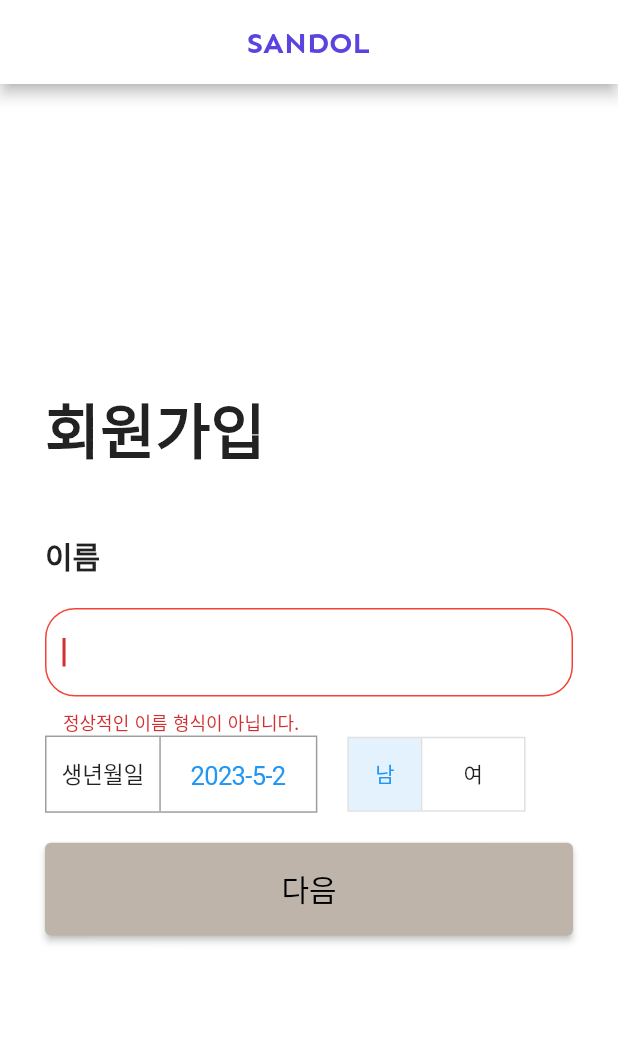
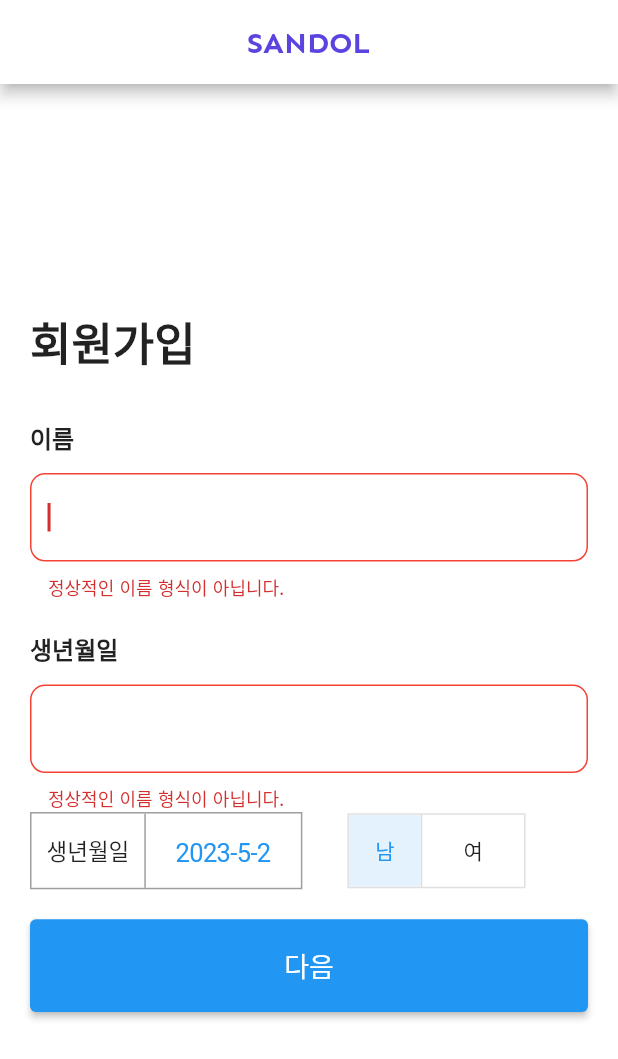
Before and after one commit to jeonghb/BudgetBuddyApp, a Flutter app: the UserRegistCheck screen opened directly, on a phone screen of 412 x 824 dp. Shown: the top 1059 px of the screen. Run offline on Flutter 3.47's test engine with Material 2 defaults, Android fonts, the phone set to English and light mode, and no system bars; our stand-ins replace flutter_screenutil, google_fonts; network calls fail; statements that could not run were skipped.

Commit message:
230502_자잘한 수정

```diff
--- a/App/lib/LogIn.dart
+++ b/App/lib/LogIn.dart
@@ -68,7 +68,7 @@ class _LogInPage extends State<LogInPage> {
                       TextFormField(
                         decoration: InputDecoration(hintText: '아이디를 입력해주세요.',
                           focusedBorder: OutlineInputBorder(
-                            borderRadius: BorderRadius.all(Radius.circular(20)),
+                            borderRadius: BorderRadius.all(Radius.circular(10)),
                             borderSide: BorderSide(color: Color.fromARGB(255, 90, 68, 223))
                           ),
                           hintStyle: TextStyle(
@@ -77,7 +77,7 @@ class _LogInPage extends State<LogInPage> {
                             ),
                           prefixIcon: Image.asset('assets/images/ID1.png'),
                           enabledBorder: OutlineInputBorder(
-                            borderRadius: BorderRadius.all(Radius.circular(20)),
+                            borderRadius: BorderRadius.all(Radius.circular(10)),
                             borderSide: BorderSide(color: Color.fromARGB(255, 90, 68, 223))
                           ),
                           filled: true,
@@ -93,7 +93,7 @@ class _LogInPage extends State<LogInPage> {
                       TextFormField(
                         decoration: InputDecoration(hintText: '비밀번호를 입력해주세요.',
                             focusedBorder: OutlineInputBorder(
-                            borderRadius: BorderRadius.all(Radius.circular(20)),
+                            borderRadius: BorderRadius.all(Radius.circular(10)),
                             borderSide: BorderSide(color: Color.fromARGB(255, 90, 68, 223))
                           ),
                           hintStyle: TextStyle(
@@ -102,7 +102,7 @@ class _LogInPage extends State<LogInPage> {
                           ),
                           prefixIcon: Image.asset('assets/images/PW1.png'),
                           enabledBorder: OutlineInputBorder(
-                            borderRadius: BorderRadius.all(Radius.circular(20)),
+                            borderRadius: BorderRadius.all(Radius.circular(10)),
                             borderSide: BorderSide(color: Color.fromARGB(255, 90, 68, 223))
                           ),
                           filled: true,
@@ -120,7 +120,7 @@ class _LogInPage extends State<LogInPage> {
                         children: <Widget>[
                           Checkbox(
                             activeColor: Colors.white,
-                            checkColor: Colors.black,
+                            checkColor: Color.fromARGB(255, 90, 68, 223),
                             side: MaterialStateBorderSide.resolveWith(
                               (states) => BorderSide(width: 1.0, color: Colors.grey),
                             ),
@@ -144,13 +144,13 @@ class _LogInPage extends State<LogInPage> {
                           style: TextButton.styleFrom(
                             backgroundColor: Color.fromARGB(255, 90, 68, 223),
                             shape: RoundedRectangleBorder(
-                              borderRadius: BorderRadius.circular(15),
+                              borderRadius: BorderRadius.circular(10),
                             )
                           ),
                           child: Text('로그인',
                             style: TextStyle(
                               fontWeight: FontWeight.bold,
-                              fontSize: 20,
+                              fontSize: 18,
                               color: Colors.white,
                             ),
                           ),
--- a/App/lib/UserRegistCheck.dart
+++ b/App/lib/UserRegistCheck.dart
@@ -33,7 +33,7 @@ class _UserRegistCheck extends State<UserRegistCheck> {
         backgroundColor: Colors.white,
         body: Center(
           child: Padding(
-            padding: EdgeInsets.all(30),
+            padding: EdgeInsets.all(20),
             child: SingleChildScrollView(
               child: Column(
                 crossAxisAlignment: CrossAxisAlignment.start,
@@ -41,37 +41,37 @@ class _UserRegistCheck extends State<UserRegistCheck> {
                   Text('회원가입',
                     style: TextStyle(
                       fontWeight: FontWeight.bold,
-                      fontSize: 40
+                      fontSize: 30
                     ),
                   ),
                   SizedBox(
-                    height: 40,
+                    height: 30,
                   ),
                   Text('이름',
                     style: TextStyle(
-                      fontSize: 20,
+                      fontSize: 16,
                       fontWeight: FontWeight.bold
                     ),
                   ),
                   SizedBox(
-                    height: 20,
+                    height: 12,
                   ),
                   TextFormField(
                     decoration: InputDecoration(
                       focusedBorder: OutlineInputBorder(
-                        borderRadius: BorderRadius.all(Radius.circular(20)),
+                        borderRadius: BorderRadius.all(Radius.circular(10)),
                         borderSide: BorderSide(color: Color.fromARGB(255, 90, 68, 223))
                       ),
                       enabledBorder: OutlineInputBorder(
-                        borderRadius: BorderRadius.all(Radius.circular(20)),
+                        borderRadius: BorderRadius.all(Radius.circular(10)),
                         borderSide: BorderSide(color: Color.fromARGB(255, 90, 68, 223))
                       ),
                       errorBorder: OutlineInputBorder(
-                        borderRadius: BorderRadius.all(Radius.circular(20)),
+                        borderRadius: BorderRadius.all(Radius.circular(10)),
                         borderSide: BorderSide(color: Colors.red)
                       ),
                       focusedErrorBorder: OutlineInputBorder(
-                        borderRadius: BorderRadius.all(Radius.circular(20)),
+                        borderRadius: BorderRadius.all(Radius.circular(10)),
                         borderSide: BorderSide(color: Colors.red)
                       ),
                       filled: true,
@@ -84,10 +84,51 @@ class _UserRegistCheck extends State<UserRegistCheck> {
                     textInputAction: TextInputAction.next,
                     validator: (value) { return user.nameCheck(value);},
                   ),
+                  SizedBox(
+                    height: 20,
+                  ),
+                       Text('생년월일',
+                    style: TextStyle(
+                      fontSize: 16,
+                      fontWeight: FontWeight.bold
+                    ),
+                  ),
+                  SizedBox(
+                    height: 12,
+                  ),
+                  TextFormField(
+                    decoration: InputDecoration(
+                      focusedBorder: OutlineInputBorder(
+                        borderRadius: BorderRadius.all(Radius.circular(01)),
+                        borderSide: BorderSide(color: Color.fromARGB(255, 90, 68, 223))
+                      ),
+                      enabledBorder: OutlineInputBorder(
+                        borderRadius: BorderRadius.all(Radius.circular(10)),
+                        borderSide: BorderSide(color: Color.fromARGB(255, 90, 68, 223))
+                      ),
+                      errorBorder: OutlineInputBorder(
+                        borderRadius: BorderRadius.all(Radius.circular(10)),
+                        borderSide: BorderSide(color: Colors.red)
+                      ),
+                      focusedErrorBorder: OutlineInputBorder(
+                        borderRadius: BorderRadius.all(Radius.circular(10)),
+                        borderSide: BorderSide(color: Colors.red)
+                      ),
+                      filled: true,
+                      fillColor: Colors.white,
+                    ),
+                    autofocus: true,
+                    autovalidateMode: AutovalidateMode.always,
+                    keyboardType: TextInputType.name,
+                    controller: user.name,
+                    textInputAction: TextInputAction.next,
+                    validator: (value) { return user.nameCheck(value);},
+                  ),
+
                   Row(
                     children: <Widget>[
                       BirthdaySelectWidget(),
-                      SizedBox(width: 20),
+                      SizedBox(width: 30),
                       SexSelectWidget(sex: 'male'),
                     ],
                   ),
@@ -97,12 +138,12 @@ class _UserRegistCheck extends State<UserRegistCheck> {
                     height: ScreenUtil().setHeight(120),
                     child: ElevatedButton(
                       style: ElevatedButton.styleFrom(
-                        backgroundColor: Color.fromARGB(255, 190, 180, 170),
+                        backgroundColor: Color.black,
                       ),
                       child: Text('다음',
                       style: TextStyle(
-                        fontSize: 20,
-                        color: Colors.black
+                        fontSize: 18,
+                        color: Colors.white
                       ),),
                       onPressed: () {
                         user.birthDay.text = birthday;
```
